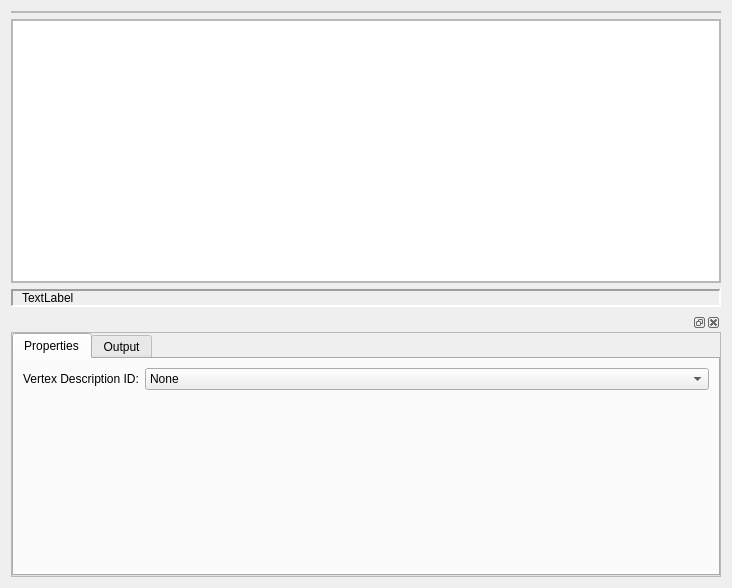
This is Code/Editor/TamyEditor/vertexshadereditor.ui in cccZone/tamy as Qt 5 draws it before an edit. The edited form follows.
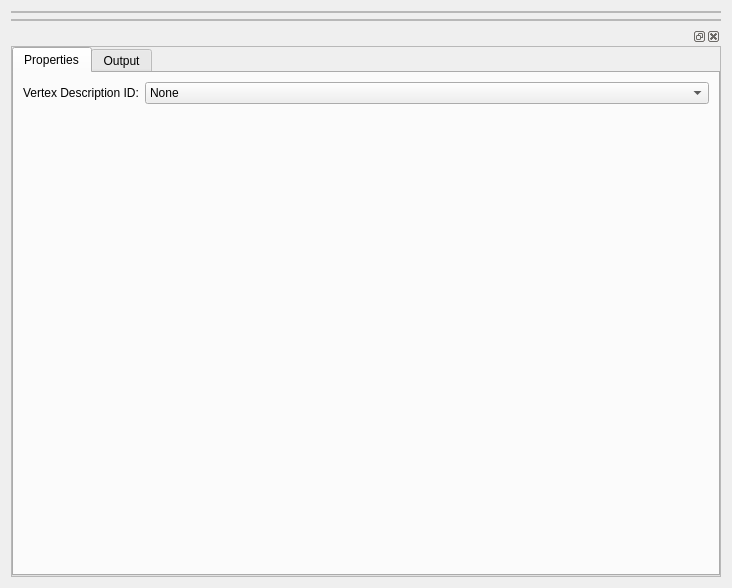
This is the edited form.

Commit message: - text editor widget that shows lines, highlights words occurances etc. - extracting shadow planes in cascaded shadow projection shader and using it to calculate which areas are shaded

Diff of the .ui file:
```diff
--- a/Code/Editor/TamyEditor/vertexshadereditor.ui
+++ b/Code/Editor/TamyEditor/vertexshadereditor.ui
@@ -40,120 +40,13 @@
      <property name="frameShadow">
       <enum>QFrame::Raised</enum>
      </property>
-     <layout class="QHBoxLayout" name="horizontalLayout_3" stretch="2">
+     <layout class="QHBoxLayout" name="horizontalLayout_3" stretch="">
       <property name="spacing">
        <number>0</number>
       </property>
       <property name="margin">
        <number>0</number>
       </property>
-      <item>
-       <widget class="QTextEdit" name="scriptEditor"/>
-      </item>
-     </layout>
-    </widget>
-   </item>
-   <item>
-    <widget class="QFrame" name="statusBarFrame">
-     <property name="frameShape">
-      <enum>QFrame::Panel</enum>
-     </property>
-     <property name="frameShadow">
-      <enum>QFrame::Sunken</enum>
-     </property>
-     <property name="lineWidth">
-      <number>2</number>
-     </property>
-     <property name="midLineWidth">
-      <number>1</number>
-     </property>
-     <layout class="QHBoxLayout" name="horizontalLayout_4">
-      <property name="spacing">
-       <number>0</number>
-      </property>
-      <property name="leftMargin">
-       <number>9</number>
-      </property>
-      <property name="topMargin">
-       <number>0</number>
-      </property>
-      <property name="rightMargin">
-       <number>9</number>
-      </property>
-      <property name="bottomMargin">
-       <number>0</number>
-      </property>
-      <item>
-       <widget class="QLabel" name="statusBar">
-        <property name="palette">
-         <palette>
-          <active>
-           <colorrole role="Base">
-            <brush brushstyle="SolidPattern">
-             <color alpha="255">
-              <red>255</red>
-              <green>255</green>
-              <blue>255</blue>
-             </color>
-            </brush>
-           </colorrole>
-           <colorrole role="Window">
-            <brush brushstyle="SolidPattern">
-             <color alpha="255">
-              <red>213</red>
-              <green>229</green>
-              <blue>240</blue>
-             </color>
-            </brush>
-           </colorrole>
-          </active>
-          <inactive>
-           <colorrole role="Base">
-            <brush brushstyle="SolidPattern">
-             <color alpha="255">
-              <red>255</red>
-              <green>255</green>
-              <blue>255</blue>
-             </color>
-            </brush>
-           </colorrole>
-           <colorrole role="Window">
-            <brush brushstyle="SolidPattern">
-             <color alpha="255">
-              <red>213</red>
-              <green>229</green>
-              <blue>240</blue>
-             </color>
-            </brush>
-           </colorrole>
-          </inactive>
-          <disabled>
-           <colorrole role="Base">
-            <brush brushstyle="SolidPattern">
-             <color alpha="255">
-              <red>213</red>
-              <green>229</green>
-              <blue>240</blue>
-             </color>
-            </brush>
-           </colorrole>
-           <colorrole role="Window">
-            <brush brushstyle="SolidPattern">
-             <color alpha="255">
-              <red>213</red>
-              <green>229</green>
-              <blue>240</blue>
-             </color>
-            </brush>
-           </colorrole>
-          </disabled>
-         </palette>
-        </property>
-        <property name="text">
-         <string>TextLabel</string>
-        </property>
-       </widget>
-      </item>
      </layout>
     </widget>
    </item>
@@ -184,7 +77,7 @@
             <x>0</x>
             <y>0</y>
             <width>712</width>
-            <height>242</height>
+            <height>530</height>
            </rect>
           </property>
           <layout class="QVBoxLayout" name="verticalLayout_3">
```
The commit also changes 26 other files.
